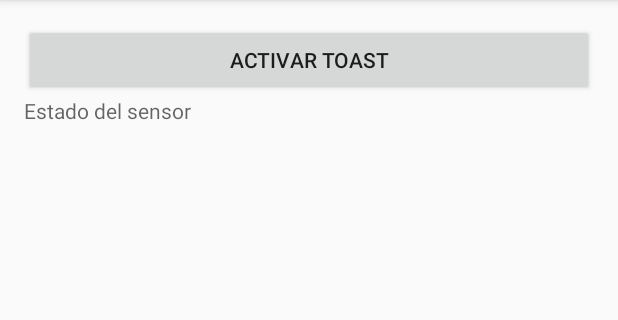
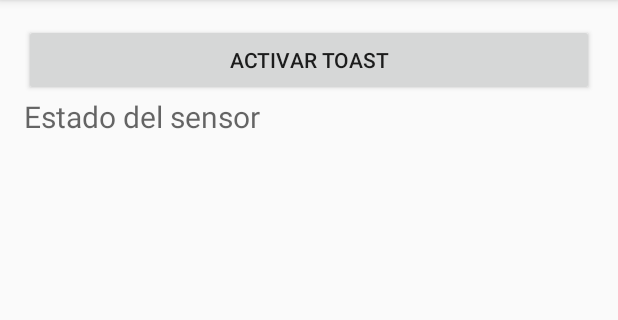
Before and after one commit to YeisonGomez/gestor-de-tareas-Android, an Android app: the SecondActivity screen opened directly, with no data from a screen before it, on a phone screen of 412 x 824 dp, the part 84-404 px from its top. Run offline under Robolectric (Android 15) with nearby library versions, the phone set to English and light mode, and no system bars.

```diff
--- a/app/src/main/res/layout/activity_second.xml
+++ b/app/src/main/res/layout/activity_second.xml
@@ -28,6 +28,7 @@
             android:hint="Estado del sensor"
             android:layout_width="match_parent"
             android:layout_height="wrap_content"
-            android:id="@+id/state_sensor" />
+            android:id="@+id/state_sensor"
+            android:textSize="20sp" />
     </LinearLayout>
 </RelativeLayout>
```
Also changed, not shown: app/src/main/java/com/example/yeisongomez/gestordetareas/SecondActivity.java (+4 -3 lines).
